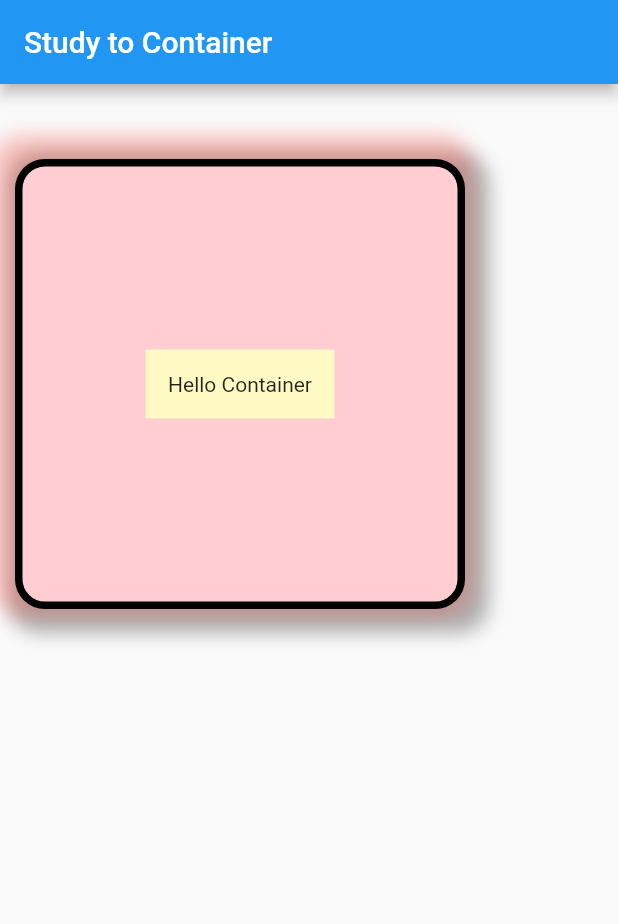
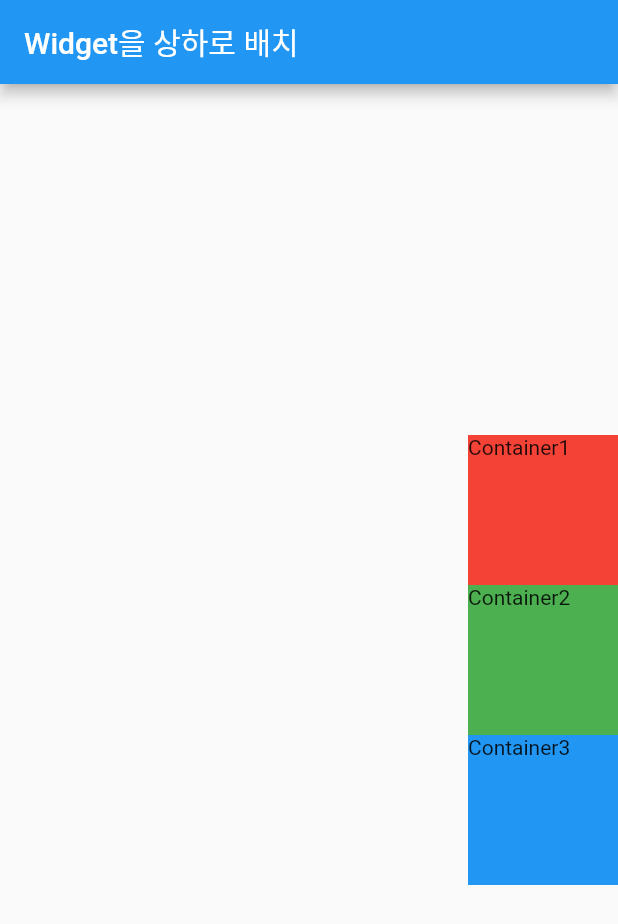
Before and after one commit to felix980131/TIL, a Flutter app: the screen it shows after launch, on a phone screen of 412 x 824 dp. Shown: the top 924 px of the screen. Run offline on Flutter 3.47's test engine with Material 2 defaults, Android fonts, the phone set to English and light mode, and no system bars.

Commit message:
docs: update Flutter practice basic widget Column

```diff
--- a/Flutter/practice/1. widget/basic_widget/lib/main.dart
+++ b/Flutter/practice/1. widget/basic_widget/lib/main.dart
@@ -12,57 +12,45 @@ class MainApp extends StatelessWidget {
     return MaterialApp(
       home: Scaffold(
         appBar: AppBar(
-          title: Text('Study to Container'),
+          title: Text('Widget을 상하로 배치'),
         ),
-        body: CustomContainer(),
+        body: Body(),
       ),
     );
   }
 }
 
-class CustomContainer extends StatelessWidget {
-  const CustomContainer({super.key});
+class Body extends StatelessWidget {
+  const Body({super.key});
 
   @override
   Widget build(BuildContext context) {
     return Container(
-      width: 300, // 가로 크기
-      height: 300, // 세로 크기
-      padding: EdgeInsets.all(10), // 패딩값
-      margin: EdgeInsets.symmetric(horizontal: 10, vertical: 50), // 마진값
-
-      // 데코레이션
-      decoration: BoxDecoration(
-          color: Colors.red.shade100, // 색상
-          // 테두리 선
-          border: Border.all(
-            color: Colors.black,
-            width: 5,
+      width: double.infinity,
+      child: Column(
+        mainAxisSize: MainAxisSize.max, // 주축 사이즈
+        mainAxisAlignment: MainAxisAlignment.center, // 주축 정렬
+        crossAxisAlignment: CrossAxisAlignment.end, // 횡축 정렬
+        children: [
+          Container(
+            width: 100,
+            height: 100,
+            color: Colors.red,
+            child: Text("Container1"),
           ),
-          // 라운드
-          borderRadius: BorderRadius.circular(20),
-          // 그림자
-          boxShadow: [
-            BoxShadow(
-              color: Colors.black.withOpacity(0.3), // 그림자 색
-              offset: Offset(6, 6), // 그림자 위치
-              blurRadius: 10, // 블러값
-              spreadRadius: 10, // 스프레드값
-            ),
-            BoxShadow(
-              color: Colors.red.withOpacity(0.3), // 그림자 색
-              offset: Offset(-6, -6), // 그림자 위치
-              blurRadius: 10, // 블러값
-              spreadRadius: 10, // 스프레드값
-            ),
-          ]),
-      child: Center(
-        child: Container(
-          color: Colors.yellow.shade100, // 색상
-          padding: EdgeInsets.all(15), // 패딩값
-          margin: EdgeInsets.symmetric(horizontal: 10, vertical: 50), // 마진값
-          child: Text("Hello Container"),
-        ),
+          Container(
+            width: 100,
+            height: 100,
+            color: Colors.green,
+            child: Text("Container2"),
+          ),
+          Container(
+            width: 100,
+            height: 100,
+            color: Colors.blue,
+            child: Text("Container3"),
+          )
+        ],
       ),
     );
   }
```
